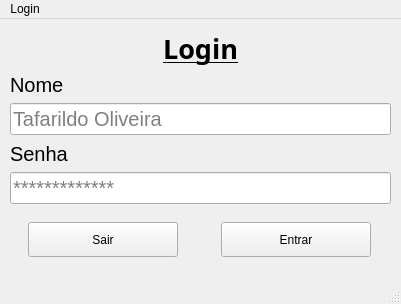
Vatreax/Senac, file Avaliações/Olha Aqui Caique/views/senha.ui: the form before one commit.
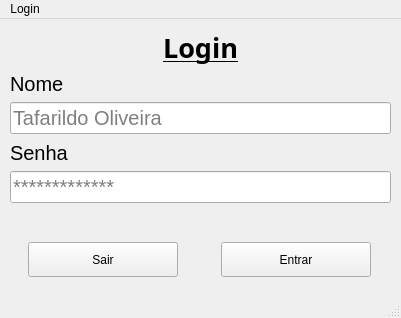
The form after the commit.

```diff
--- a/Avaliações/Olha Aqui Caique/views/senha.ui
+++ b/Avaliações/Olha Aqui Caique/views/senha.ui
@@ -7,7 +7,7 @@
     <x>0</x>
     <y>0</y>
     <width>401</width>
-    <height>304</height>
+    <height>318</height>
    </rect>
   </property>
   <property name="windowTitle">
@@ -20,7 +20,7 @@
       <x>10</x>
       <y>10</y>
       <width>381</width>
-      <height>175</height>
+      <height>194</height>
      </rect>
     </property>
     <layout class="QVBoxLayout" name="verticalLayout">
@@ -123,13 +123,20 @@
        </property>
       </widget>
      </item>
+     <item>
+      <widget class="QLabel" name="aviso">
+       <property name="text">
+        <string/>
+       </property>
+      </widget>
+     </item>
     </layout>
    </widget>
    <widget class="QWidget" name="horizontalLayoutWidget">
     <property name="geometry">
      <rect>
       <x>10</x>
-      <y>190</y>
+      <y>210</y>
       <width>381</width>
       <height>61</height>
      </rect>
```
